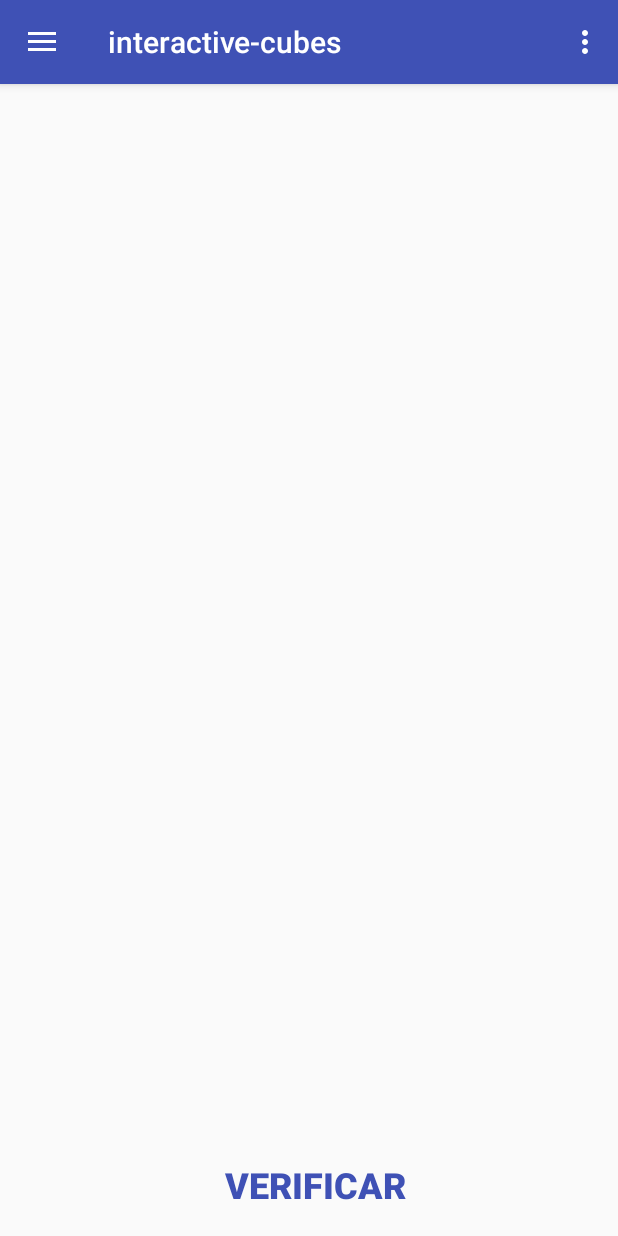
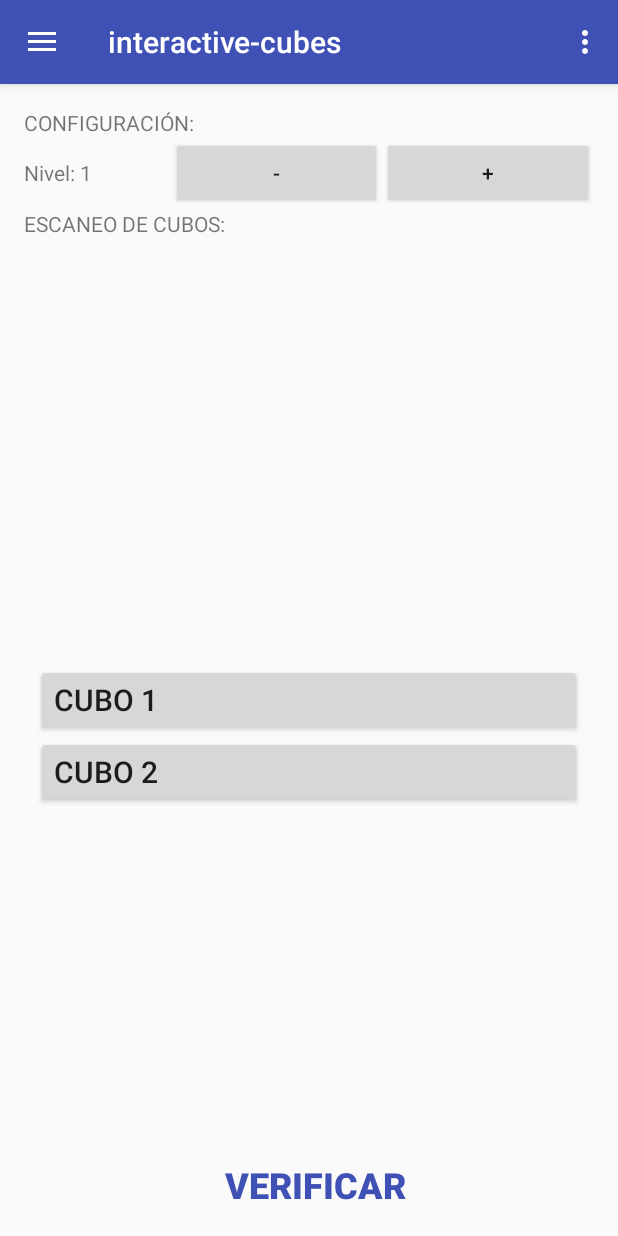
Before and after one commit to saritagrimal2/interactive-cubes, an Android app: the GameFragment screen opened directly, with no data from a screen before it, on a phone screen of 412 x 824 dp. Run offline under Robolectric (Android 15) with nearby library versions, the light colour scheme and no system bars.

Commit message:
fixed game layout

```diff
--- a/app/src/main/java/es/uniovi/interactive_cubes/fragments/GameFragment.java
+++ b/app/src/main/java/es/uniovi/interactive_cubes/fragments/GameFragment.java
@@ -99,15 +99,9 @@ public class GameFragment extends Fragment {
             //Asignamos los listener
             button.setOnClickListener(new GameFragment.ButtonsOnClickListener());
 
-            button.setBackgroundColor(getResources().getColor(android.R.color.transparent));
-
             lScroll.addView(button);
 
         }
-
-
-        lScroll = (LinearLayout) view.findViewById(R.id.invisible_layout);
-        lScroll.removeAllViews();
 
     }
 
--- a/app/src/main/res/layout/fragment_game.xml
+++ b/app/src/main/res/layout/fragment_game.xml
@@ -14,7 +14,7 @@
         <LinearLayout
             android:id="@+id/topLinear"
             android:layout_width="0dp"
-            android:layout_height="0dp"
+            android:layout_height="wrap_content"
             android:layout_marginEnd="8dp"
             android:layout_marginStart="8dp"
             android:layout_marginTop="8dp"
```
